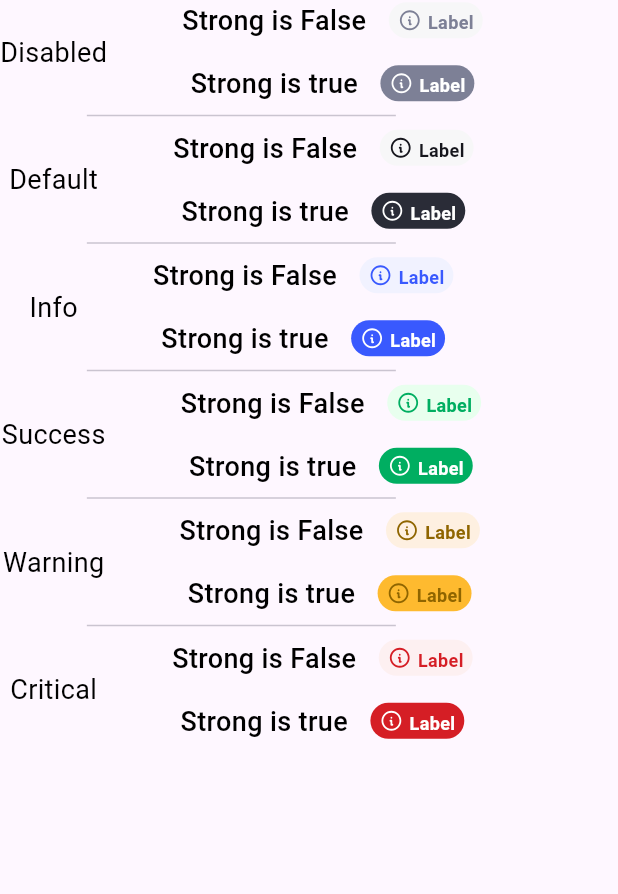
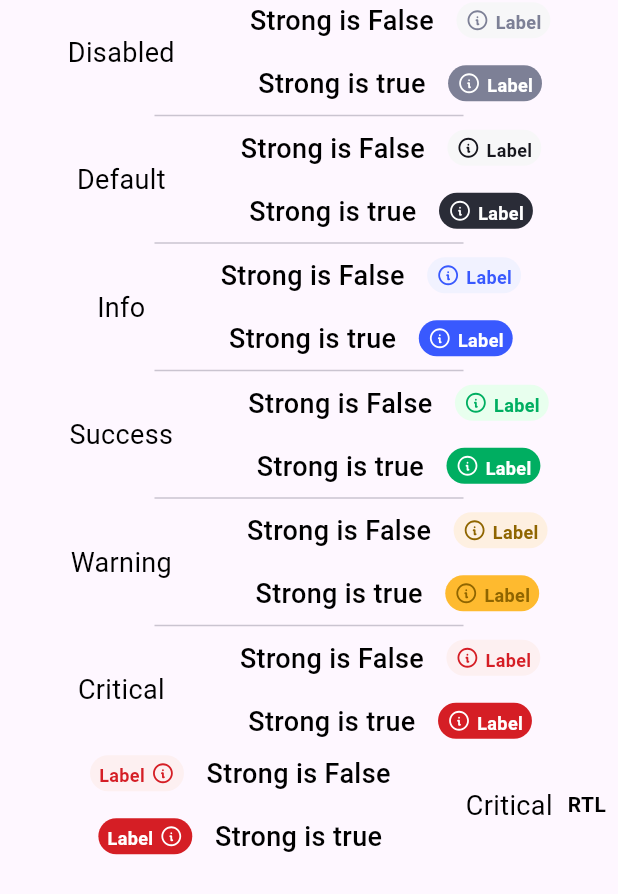
Before and after one commit to Tagaddod/Tagaddod-NewUi-Kit, a Flutter app: the SampleSmallAppBadges widget shown alone on an empty page, opened directly, on a phone screen of 412 x 824 dp. Shown: the top 894 px of the screen. Run offline on Flutter 3.47's test engine with Material 3 defaults, Android fonts, the phone set to English and light mode, and no system bars; drawn by our look-alikes of auto_size_text; our stand-ins replace flutter_screenutil, flutter_svg; Roboto replaces fonts that are missing (DIN Next LT W23).

Commit message:
added sample rtl badge

```diff
--- a/lib/samples/badges/sample_app_badge.dart
+++ b/lib/samples/badges/sample_app_badge.dart
@@ -89,6 +89,21 @@ class SampleSmallAppBadges extends StatelessWidget {
           ),
           const AppSmallState(
             text: "Critical",
+          ),
+          const Padding(
+            padding: EdgeInsets.all(8.0),
+            child: Directionality(
+              textDirection: TextDirection.rtl,
+              child: Row(
+                children: [
+                  AppText.bodySmSemiBold(text: "RTL"),
+                  SizedBox(width: 10),
+                  AppSmallState(
+                    text: "Critical",
+                  ),
+                ],
+              ),
+            ),
           ),
         ]);
   }
```
